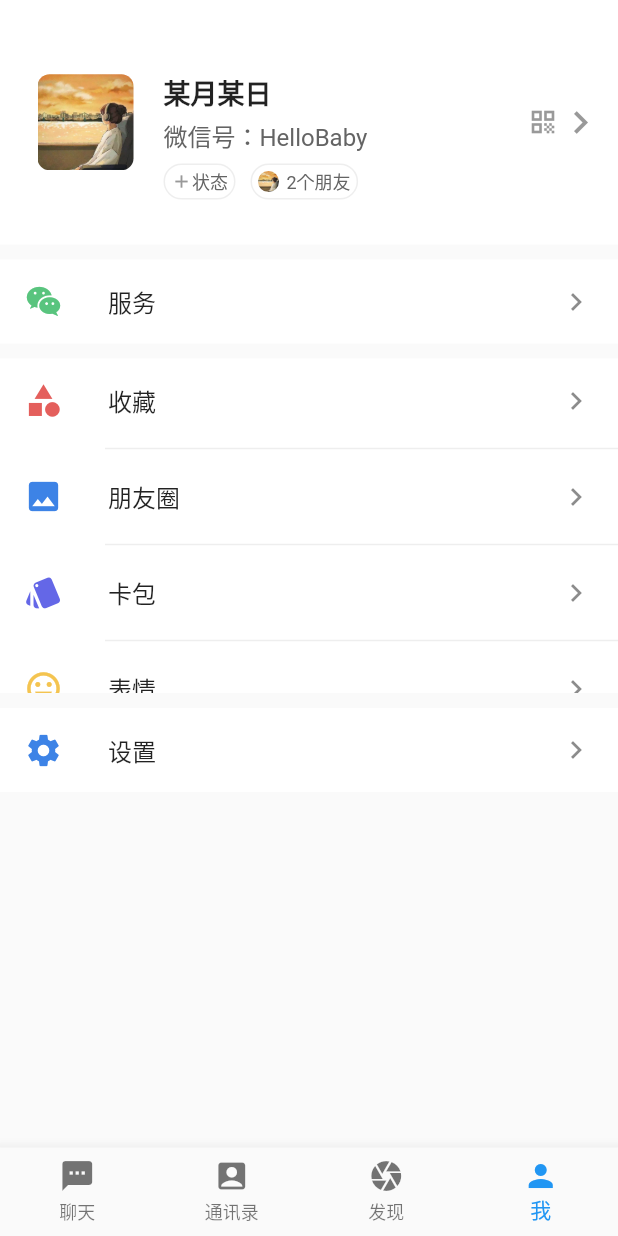
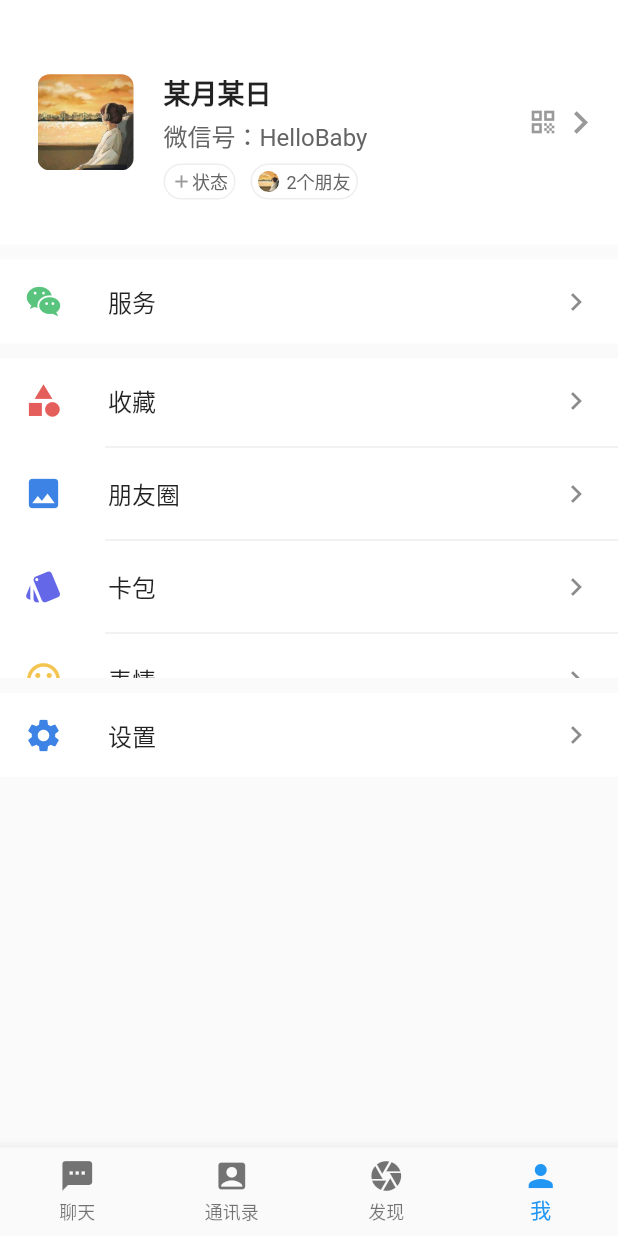
Before and after one commit to zy-xmz/glastudio, a Flutter app: the screen it shows after launch, item 4 of the bottom bar chosen, on a phone screen of 412 x 824 dp. Run offline on Flutter 3.47's test engine with Material 2 defaults, Android fonts, the phone set to English and light mode, and no system bars; our stand-ins replace flutter_slidable.

Commit message:
调整通讯录、个人中心

```diff
--- a/lib/pages/personal.dart
+++ b/lib/pages/personal.dart
@@ -39,7 +39,8 @@
   @override
   Widget build(BuildContext context) {
     return Scaffold(
-        body: Column(children: [
+        body: SingleChildScrollView(
+      child: Column(children: [
         // 头部信息
         Container(
           padding:
@@ -71,8 +72,8 @@
                   Container(
                       margin: const EdgeInsets.only(bottom: 7),
                       child: const Text('微信号：HelloBaby',
-                        style:
-                            TextStyle(color: Color(0xFF646464), fontSize: 16))),
+                          style: TextStyle(
+                              color: Color(0xFF646464), fontSize: 16))),
                   Row(children: [
                     Container(
                         height: 24,
@@ -136,7 +137,7 @@
         ),
         Container(
             margin: const EdgeInsets.symmetric(vertical: 10),
-          height: 223,
+            height: 213,
             color: Colors.white,
             child: ListView.separated(
                 itemBuilder: (context, index) {
@@ -149,7 +150,7 @@
                 },
                 separatorBuilder: (context, index) {
                   return const Divider(
-                  height: 8,
+                    height: 6,
                     thickness: 1,
                     indent: 70,
                     color: Color(0xFFeeeeee),
@@ -164,6 +165,7 @@
             trailing: Icon(Icons.chevron_right),
           ),
         )
-    ]));
+      ]),
+    ));
   }
 }
```
Also changed, not shown: lib/pages/contact_book.dart (+16 -11 lines). Lines whose indentation alone changed are shown as unchanged.
